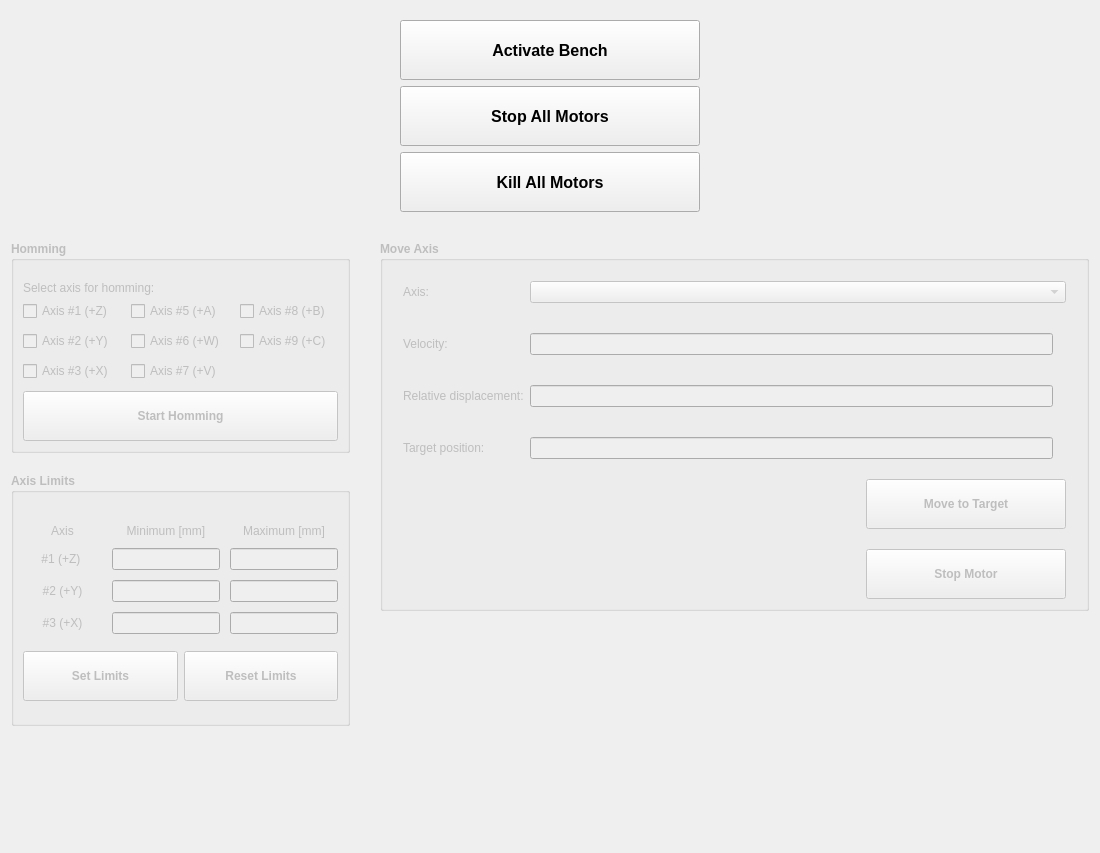
First picture: the form in hallbench/gui/ui/motorswidget.ui, repository lnls-ima/hall-bench-control, before the edit.
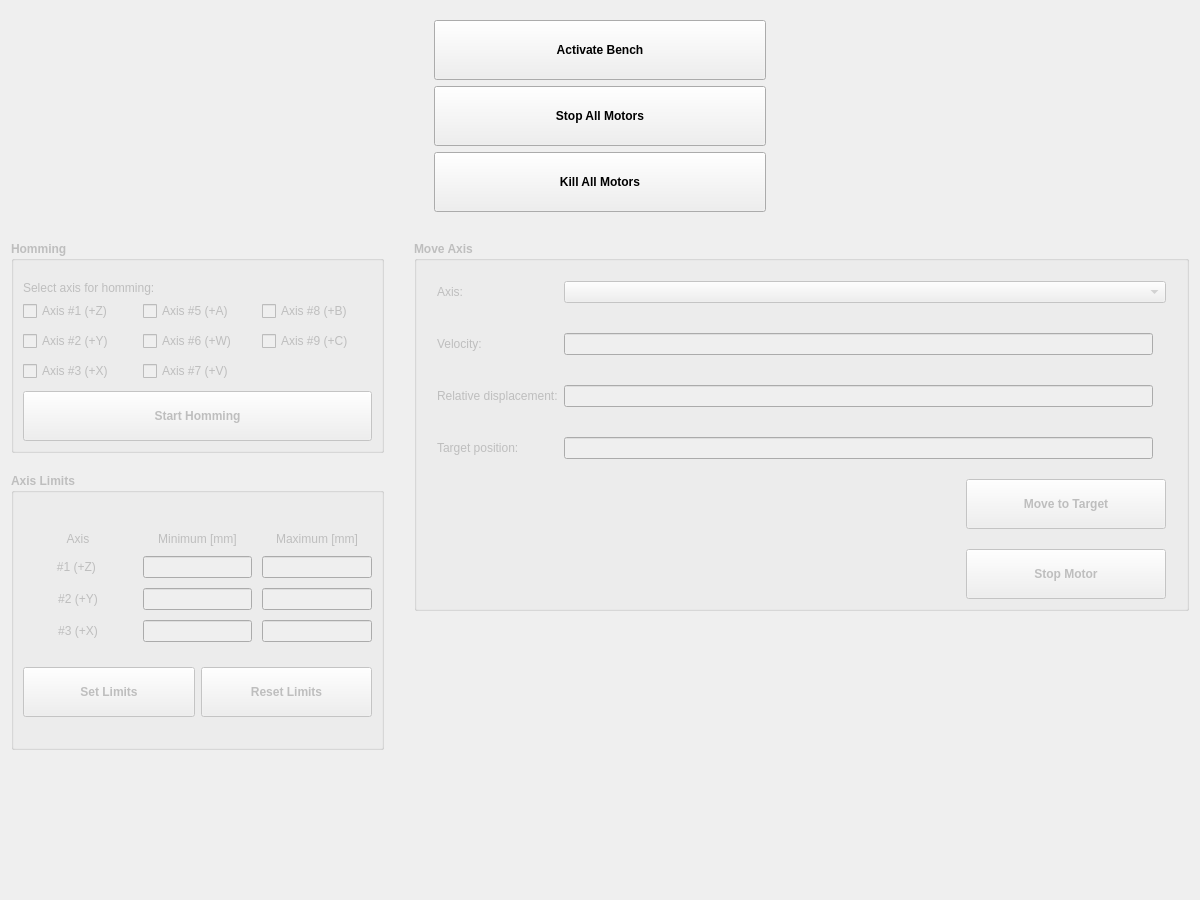
Second picture: the form after the edit. Icons and pictures are not drawn.

```diff
--- a/hallbench/gui/ui/motorswidget.ui
+++ b/hallbench/gui/ui/motorswidget.ui
@@ -6,8 +6,8 @@
    <rect>
     <x>0</x>
     <y>0</y>
-    <width>1100</width>
-    <height>853</height>
+    <width>1200</width>
+    <height>900</height>
    </rect>
   </property>
   <property name="windowTitle">
@@ -47,9 +47,6 @@
       </property>
       <item>
        <widget class="QPushButton" name="activate_btn">
-        <property name="enabled">
-         <bool>true</bool>
-        </property>
         <property name="minimumSize">
          <size>
           <width>300</width>
@@ -58,7 +55,6 @@
         </property>
         <property name="font">
          <font>
-          <pointsize>12</pointsize>
           <weight>75</weight>
           <bold>true</bold>
          </font>
@@ -70,9 +66,6 @@
       </item>
       <item>
        <widget class="QPushButton" name="stopall_btn">
-        <property name="enabled">
-         <bool>true</bool>
-        </property>
         <property name="minimumSize">
          <size>
           <width>300</width>
@@ -81,7 +74,6 @@
         </property>
         <property name="font">
          <font>
-          <pointsize>12</pointsize>
           <weight>75</weight>
           <bold>true</bold>
          </font>
@@ -93,9 +85,6 @@
       </item>
       <item>
        <widget class="QPushButton" name="killall_btn">
-        <property name="enabled">
-         <bool>true</bool>
-        </property>
         <property name="minimumSize">
          <size>
           <width>300</width>
@@ -104,7 +93,6 @@
         </property>
         <property name="font">
          <font>
-          <pointsize>12</pointsize>
           <weight>75</weight>
           <bold>true</bold>
          </font>
```
Left out of the diff: 3 changed lines with no effect on the pictures.
